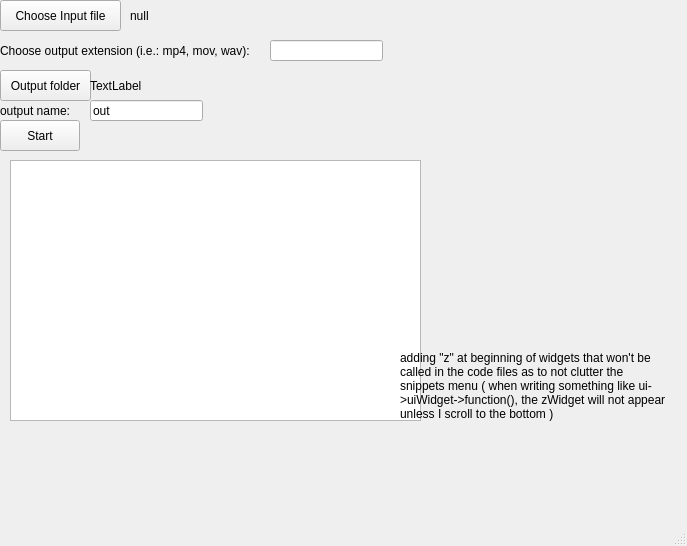
Qt form mainwindow.ui (vk8a8/ffmpeg-gui) before a commit.
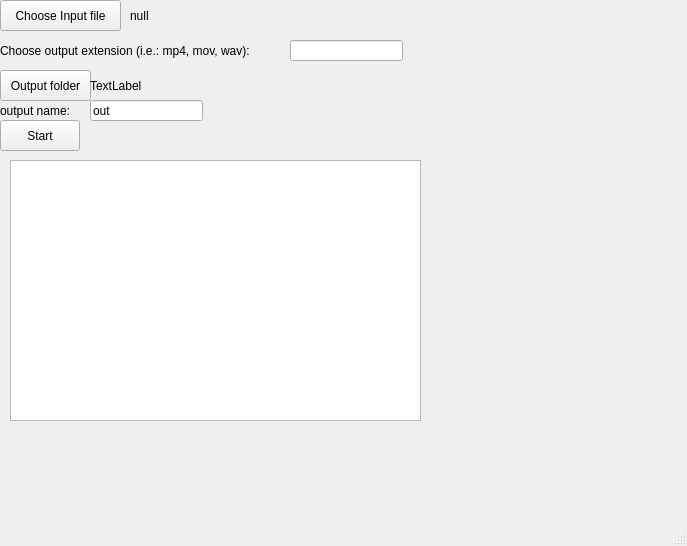
The same form after that commit.

Commit message: On branch main  Your branch is up to date with 'ffmpeg-gui/main'.

Patch:
```diff
--- a/mainwindow.ui
+++ b/mainwindow.ui
@@ -56,7 +56,7 @@
    <widget class="QLineEdit" name="outputExtensionLineEdit">
     <property name="geometry">
      <rect>
-      <x>270</x>
+      <x>290</x>
       <y>40</y>
       <width>113</width>
       <height>21</height>
@@ -141,22 +141,6 @@
      <string>Start</string>
     </property>
    </widget>
-   <widget class="QLabel" name="label">
-    <property name="geometry">
-     <rect>
-      <x>400</x>
-      <y>320</y>
-      <width>271</width>
-      <height>131</height>
-     </rect>
-    </property>
-    <property name="text">
-     <string>adding &quot;z&quot; at beginning of widgets that won't be called in the code files as to not clutter the snippets menu ( when writing something like ui-&gt;uiWidget-&gt;function(), the zWidget will not appear unless I scroll to the bottom )</string>
-    </property>
-    <property name="wordWrap">
-     <bool>true</bool>
-    </property>
-   </widget>
   </widget>
   <widget class="QStatusBar" name="statusbar"/>
  </widget>
```
The commit also changes 7 other files.
